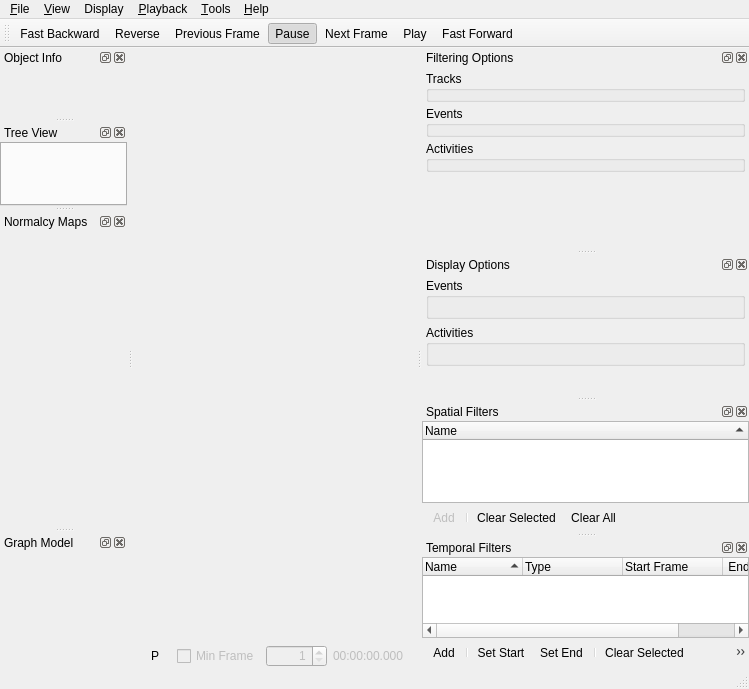
This is Applications/VpView/vpView.ui in Kitware/vivia as Qt 5 draws it before an edit. The edited form follows.
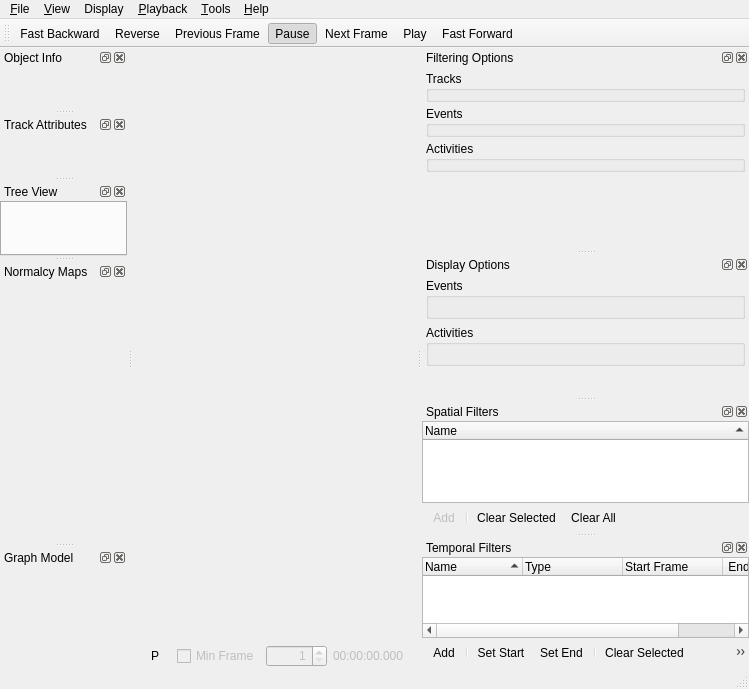
This is the edited form. Icons and pictures are not drawn. Custom widgets are drawn as their Qt base class.

Patch:
```diff
--- a/Applications/VpView/vpView.ui
+++ b/Applications/VpView/vpView.ui
@@ -323,7 +323,33 @@
    <attribute name="dockWidgetArea">
     <number>1</number>
    </attribute>
-   <widget class="vpObjectInfoPanel" name="objectInfoWidget"/>
+   <widget class="vpObjectInfoPanel" name="objectInfoWidget">
+    <property name="sizePolicy">
+     <sizepolicy hsizetype="Preferred" vsizetype="Expanding">
+      <horstretch>0</horstretch>
+      <verstretch>0</verstretch>
+     </sizepolicy>
+    </property>
+   </widget>
+  </widget>
+  <widget class="QDockWidget" name="trackAttributesDock">
+   <property name="allowedAreas">
+    <set>Qt::LeftDockWidgetArea|Qt::RightDockWidgetArea</set>
+   </property>
+   <property name="windowTitle">
+    <string>Track Attributes</string>
+   </property>
+   <attribute name="dockWidgetArea">
+    <number>1</number>
+   </attribute>
+   <widget class="vpTrackAttributesPanel" name="trackAttributesWidget">
+    <property name="sizePolicy">
+     <sizepolicy hsizetype="Preferred" vsizetype="Expanding">
+      <horstretch>0</horstretch>
+      <verstretch>0</verstretch>
+     </sizepolicy>
+    </property>
+   </widget>
   </widget>
   <widget class="QDockWidget" name="sessionViewDock">
    <property name="allowedAreas">
@@ -1609,6 +1635,12 @@
    <header>vpObjectInfoPanel.h</header>
    <container>1</container>
   </customwidget>
+  <customwidget>
+   <class>vpTrackAttributesPanel</class>
+   <extends>QWidget</extends>
+   <header>vpTrackAttributesPanel.h</header>
+   <container>1</container>
+  </customwidget>
   <customwidget>
    <class>vpSessionView</class>
    <extends>QTabWidget</extends>
```
Left out of the diff: 27 changed lines with no effect on the pictures.
